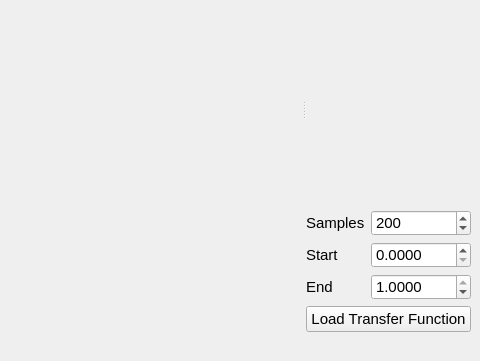
themangosteen/vis15-volume-raycasting, file src/MainWindow.ui: the form before one commit; both pictures show x 259 to 739 and y 170 to 531 of the 739 by 531 pixel window.
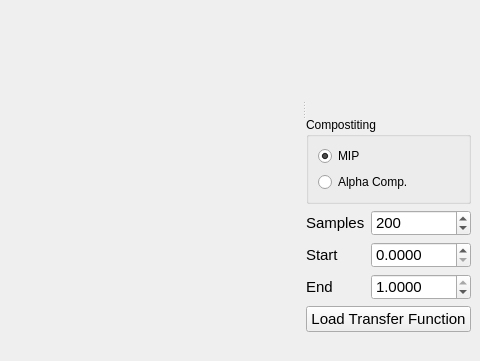
The form after the commit. Custom widgets are drawn as their Qt base class.

Commit message: UI: add and connect radio buttons for Compositing; Shader: set uniform for compositing type

Diff of the .ui file:
```diff
--- a/src/MainWindow.ui
+++ b/src/MainWindow.ui
@@ -91,6 +91,39 @@
           </property>
          </spacer>
         </item>
+        <item>
+         <widget class="QGroupBox" name="groupBox">
+          <property name="title">
+           <string>Compostiting</string>
+          </property>
+          <layout class="QVBoxLayout" name="verticalLayout_4">
+           <item>
+            <layout class="QVBoxLayout" name="verticalLayout_3">
+             <item>
+              <widget class="QRadioButton" name="radioMIP">
+               <property name="enabled">
+                <bool>true</bool>
+               </property>
+               <property name="text">
+                <string>MIP</string>
+               </property>
+               <property name="checked">
+                <bool>true</bool>
+               </property>
+              </widget>
+             </item>
+             <item>
+              <widget class="QRadioButton" name="radioALPHA">
+               <property name="text">
+                <string>Alpha Comp.</string>
+               </property>
+              </widget>
+             </item>
+            </layout>
+           </item>
+          </layout>
+         </widget>
+        </item>
         <item>
          <layout class="QHBoxLayout" name="horizontalLayout_5">
           <item>
```
Left out of the diff: 2 changed lines with no effect on the pictures. The commit also changes 5 other files.
